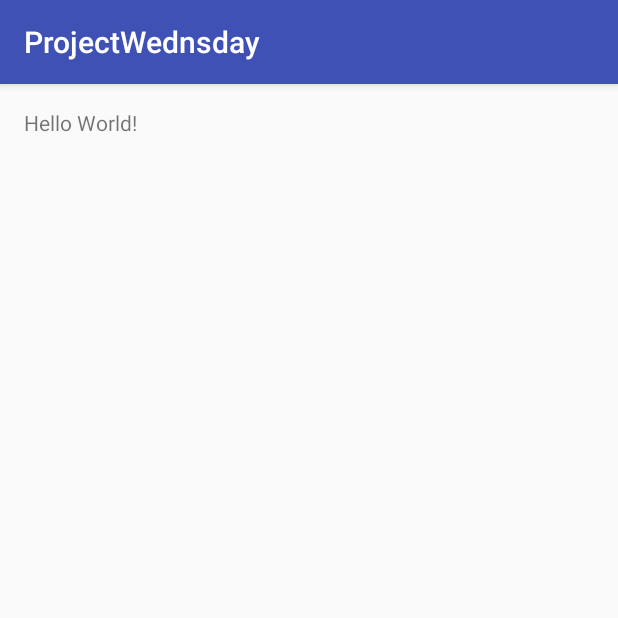
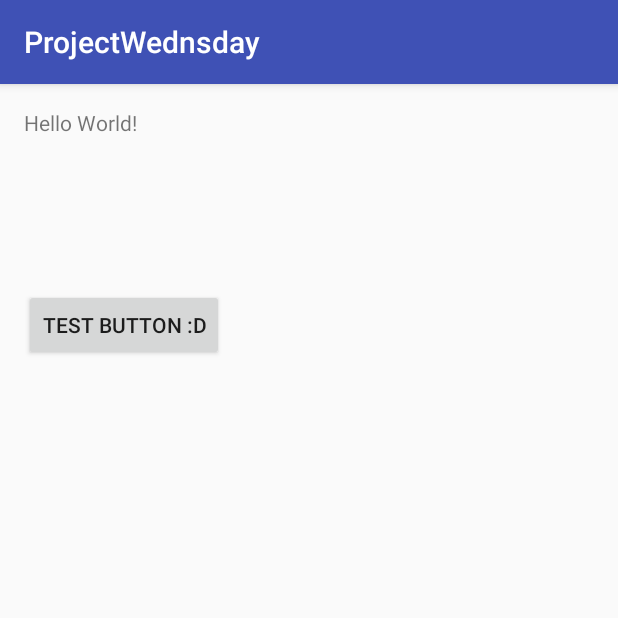
Before and after one commit to leonwrath/ProjectWednsday, an Android app: the screen it shows after launch (MainActivity), on a phone screen of 412 x 824 dp, the top half of it. Run offline under Robolectric (Android 15) with nearby library versions, the phone set to English and light mode, and no system bars.

Commit message:
test button
first test button

```diff
--- a/app/build.gradle
+++ b/app/build.gradle
@@ -23,4 +23,5 @@ dependencies {
     compile fileTree(dir: 'libs', include: ['*.jar'])
     testCompile 'junit:junit:4.12'
     compile 'com.android.support:appcompat-v7:23.1.1'
+    compile 'com.google.android.gms:play-services-appindexing:8.1.0'
 }
--- a/app/src/main/java/com/blank/blank/projectwednsday/MainActivity.java
+++ b/app/src/main/java/com/blank/blank/projectwednsday/MainActivity.java
@@ -2,6 +2,8 @@ package com.blank.blank.projectwednsday;
 
 import android.support.v7.app.AppCompatActivity;
 import android.os.Bundle;
+import android.view.View;
+import android.widget.Button;
 
 public class MainActivity extends AppCompatActivity {
 
@@ -10,4 +12,11 @@ public class MainActivity extends AppCompatActivity {
         super.onCreate(savedInstanceState);
         setContentView(R.layout.activity_main);
     }
+
+    public void btn_testclick(View view) {
+
+        Button test = (Button)findViewById(R.id.btn_test);
+        test.setText("hej :D");
+
+    }
 }
--- a/app/src/main/res/layout/activity_main.xml
+++ b/app/src/main/res/layout/activity_main.xml
@@ -12,5 +12,20 @@
     <TextView
         android:layout_width="wrap_content"
         android:layout_height="wrap_content"
-        android:text="Hello World!" />
+        android:text="Hello World!"
+        android:id="@+id/textView" />
+
+    <Button
+        android:layout_width="wrap_content"
+        android:layout_height="wrap_content"
+        android:text="test button :D"
+        android:id="@+id/btn_test"
+        android:layout_below="@+id/textView"
+        android:layout_alignParentLeft="true"
+        android:layout_alignParentStart="true"
+        android:layout_marginTop="101dp"
+        android:clickable="true"
+        android:onClick="btn_testclick"
+        android:enabled="true" />
+
 </RelativeLayout>
```
Also changed, not shown: app/src/main/AndroidManifest.xml (+8 -0 lines).
